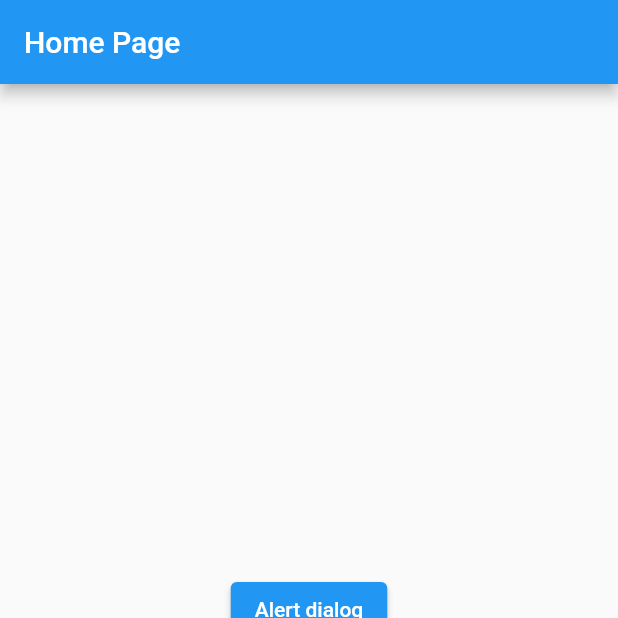
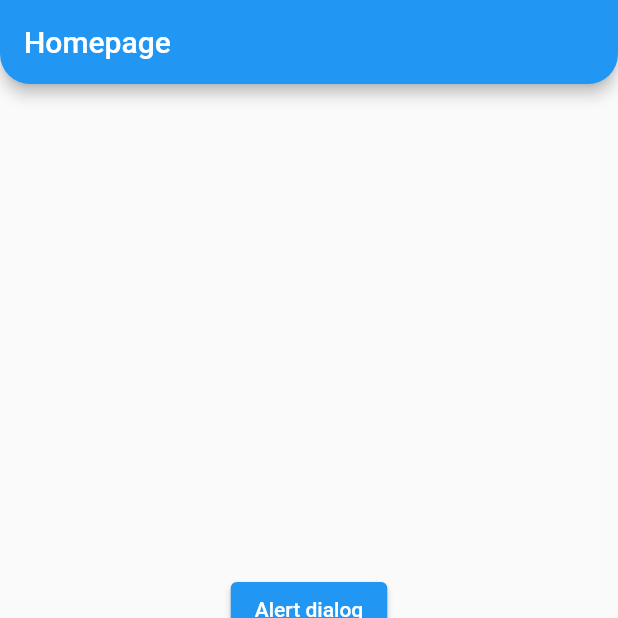
Before and after one commit to EasinHosen/demo_task_algo_gen, a Flutter app: the screen it shows after launch, on a phone screen of 412 x 824 dp, the top half of it. Run offline on Flutter 3.47's test engine with Material 2 defaults, Android fonts, the phone set to English and light mode, and no system bars.

Commit message:
no major change anyway

```diff
--- a/lib/pages/home_page.dart
+++ b/lib/pages/home_page.dart
@@ -1,4 +1,6 @@
 import 'package:demo/pages/text_page.dart';
+import 'package:demo/widgets/custom_appbar.dart';
+import 'package:flutter/foundation.dart';
 import 'package:flutter/material.dart';
 
 class HomePage extends StatelessWidget {
@@ -8,9 +10,7 @@ class HomePage extends StatelessWidget {
   @override
   Widget build(BuildContext context) {
     return Scaffold(
-      appBar: AppBar(
-        title: const Text('Home Page'),
-      ),
+      appBar: const CustomAppBar(title: 'Homepage'),
       body: Center(
         child: Column(
           mainAxisAlignment: MainAxisAlignment.center,
@@ -43,14 +43,18 @@ class HomePage extends StatelessWidget {
           TextButton(
             onPressed: () {
               Navigator.pop(context, false);
-              print('No');
+              if (kDebugMode) {
+                print('No');
+              }
             },
             child: const Text('no'),
           ),
           TextButton(
             onPressed: () {
               Navigator.pop(context, true);
-              print('Yes');
+              if (kDebugMode) {
+                print('Yes');
+              }
             },
             child: const Text('yes'),
           ),
--- /dev/null
+++ b/lib/widgets/custom_appbar.dart
@@ -0,0 +1,28 @@
+import 'package:flutter/material.dart';
+
+class CustomAppBar extends StatefulWidget implements PreferredSizeWidget {
+  const CustomAppBar({Key? key, required this.title})
+      : preferredSize = const Size.fromHeight(kToolbarHeight),
+        super(key: key);
+
+  @override
+  final Size preferredSize; // default is 56.0
+  final String title;
+
+  @override
+  CustomAppBarState createState() => CustomAppBarState();
+}
+
+class CustomAppBarState extends State<CustomAppBar> {
+  @override
+  Widget build(BuildContext context) {
+    return AppBar(
+      title: Text(widget.title),
+      shape: const RoundedRectangleBorder(
+        borderRadius: BorderRadius.vertical(
+          bottom: Radius.circular(20),
+        ),
+      ),
+    );
+  }
+}
```
Also changed, not shown: lib/pages/text_page.dart (+17 -2 lines), lib/pages/vertical_scroll_list_page.dart (added, +10 -0 lines), lib/pages/vscode_test_page.dart (added, +12 -0 lines), 2 other files.
